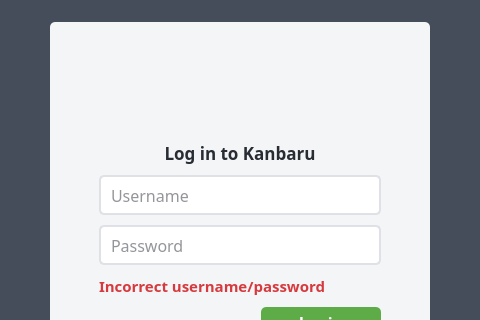
Old version of the form src/eisenban/ui/welcome.ui in the repository clockworksspheres/eisenban; both pictures show x 272 to 752 and y 0 to 320 of the 1024 by 678 pixel window.
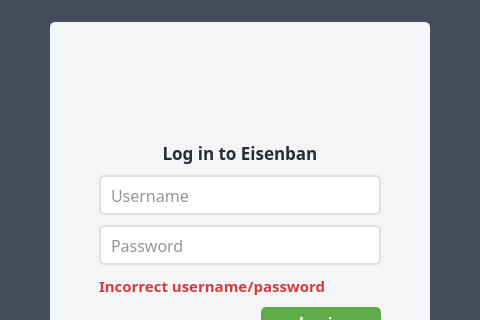
New version of the form. Icons and pictures are not drawn.

Commit message: rebranding to eisenban

What changed in the file:
```diff
--- a/src/eisenban/ui/welcome.ui
+++ b/src/eisenban/ui/welcome.ui
@@ -228,7 +228,7 @@
                        <string notr="true">color: #282c33;</string>
                       </property>
                       <property name="text">
-                       <string>Log in to Kanbaru</string>
+                       <string>Log in to Eisenban</string>
                       </property>
                       <property name="alignment">
                        <set>Qt::AlignCenter</set>
```
Left out of the diff: 2 changed lines with no effect on the pictures. The commit also changes 12 other files.
